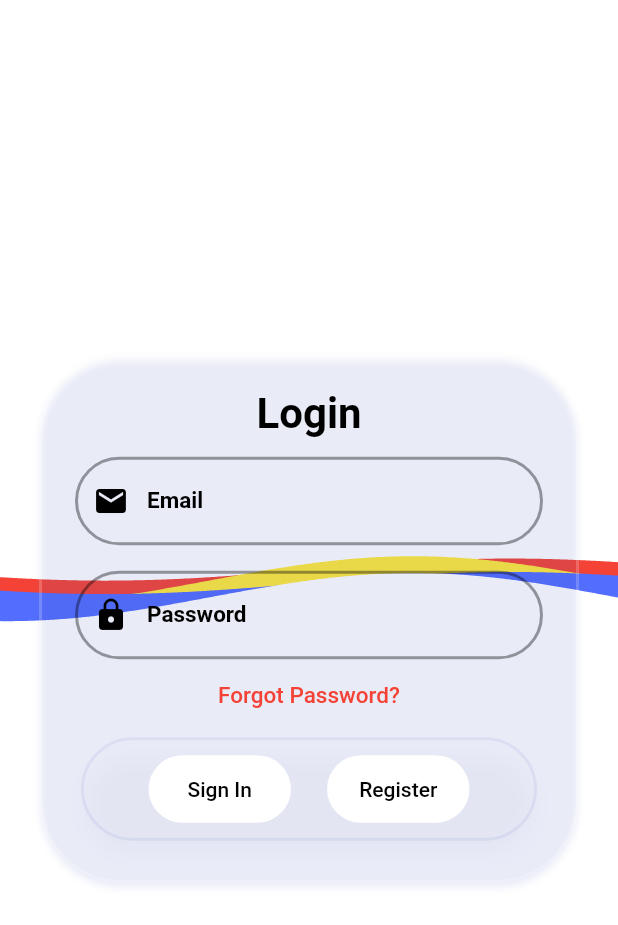
After one commit to LeaveItToBeaver/HERD, a Flutter app: the LoginScreen screen opened by its route, on a phone screen of 412 x 824 dp. The commit adds this screen. Shown: the top 925 px of the screen. Run offline on Flutter 3.47's test engine with Material 2 defaults, Android fonts, the phone set to English and light mode, and no system bars; our stand-ins replace bloc, cloud_firestore, equatable, firebase_auth, firebase_core, flutter_bloc and 2 more; missing offline and left inert: dart:html; accounts and stored records are empty; Roboto replaces fonts that are missing (OpenSans).

Commit message:
Implemented a wave animation and added a cubit to the login validation. Next will be to connect the cubit to the login_screen.dart.

```diff
--- /dev/null
+++ b/lib/screens/login/cubit/login_cubit.dart
@@ -0,0 +1,39 @@
+import 'dart:html';
+
+import 'package:bloc/bloc.dart';
+import 'package:equatable/equatable.dart';
+import 'package:herd/models/failure_model.dart';
+import 'package:herd/repositories/auth/auth_repository.dart';
+import 'package:meta/meta.dart';
+
+part 'login_state.dart';
+
+class LoginCubit extends Cubit<LoginState> {
+  final AuthRepository _authRepository;
+  LoginCubit({@required AuthRepository authRepository})
+      : _authRepository = authRepository,
+        super(LoginState.initial());
+
+  void emailChanged(String value) {
+    emit(state.copyWith(email: value, status: LoginStatus.initial));
+  }
+
+  void passwordChanged(String value) {
+    emit(state.copyWith(password: value, status: LoginStatus.initial));
+  }
+
+  void loginInWithCredentials() async {
+    if(state.isFormValid
+        || state.status == LoginStatus.submitting) return;
+    emit(state.copyWith(status: LoginStatus.submitting));
+    try {
+     await _authRepository.logInWithEmailAndPassword(
+          email: state.email,
+          password: state.password
+      );
+     emit(state.copyWith(status: LoginStatus.success));
+    } on Failure catch (err) {
+      emit(state.copyWith(failure: err, status: LoginStatus.error));
+    }
+  }
+}
--- /dev/null
+++ b/lib/screens/login/cubit/login_state.dart
@@ -0,0 +1,53 @@
+part of 'login_cubit.dart';
+
+enum LoginStatus {initial, submitting, success, error}
+class LoginState extends Equatable {
+  final String email;
+  final String password;
+  final LoginStatus status;
+  final Failure failure;
+
+  bool get isFormValid => email.isNotEmpty && password.isNotEmpty;
+
+  LoginState copyWith({
+    String email,
+    String password,
+    LoginStatus status,
+    Failure failure,
+  }) {
+    if ((email == null || identical(email, this.email)) &&
+        (password == null || identical(password, this.password)) &&
+        (status == null || identical(status, this.status)) &&
+        (failure == null || identical(failure, this.failure))) {
+      return this;
+    }
+
+    return new LoginState(
+      email: email ?? this.email,
+      password: password ?? this.password,
+      status: status ?? this.status,
+      failure: failure ?? this.failure,
+    );
+  }
+  const LoginState({
+    @required this.email,
+    @required this.password,
+    @required this.status,
+    @required this.failure,
+});
+
+  factory LoginState.initial() {
+    return LoginState(
+        email: '',
+        password: '',
+        status: LoginStatus.initial,
+        failure: const Failure(),
+    );
+  }
+
+  @override
+  bool get stringify => true;
+
+  @override
+  List<Object> get props => [];
+}
--- a/lib/screens/login/login_screen.dart
+++ b/lib/screens/login/login_screen.dart
@@ -1,7 +1,9 @@
 import 'dart:ui';
 import 'package:flutter/material.dart';
+import 'package:herd/widgets/wave_widget_0.dart';
+import 'package:herd/widgets/wave_widget_1.dart';
 import 'package:wave/config.dart';
-import 'package:wave/wave.dart';
+//import 'package:wave/wave.dart';
 
 import 'package:flutter/cupertino.dart';
 import 'package:flutter/material.dart';
@@ -26,26 +28,73 @@ class LoginScreen extends StatelessWidget {
 
   @override
   Widget build(BuildContext context) {
+
+    final size = MediaQuery.of(context).size;
+    final bool keyboardOpen = MediaQuery.of(context).viewInsets.bottom > 0;
+
     return WillPopScope(
       onWillPop: () async => false,
       child: GestureDetector(
         onTap: () => FocusScope.of(context).unfocus(),
         child: Scaffold(
-          backgroundColor: Color(0x000222),
+          backgroundColor: Colors.white,
           resizeToAvoidBottomInset: false,
-          body: Center(
+          body: Stack(
+            children: <Widget>[
+
+              AnimatedPositioned(
+                duration: Duration(milliseconds: 500),
+                curve: Curves.easeOutQuad,
+                top: keyboardOpen ? -size.height / 3.7 : 0.0,
+                child: WaveWidget_0(
+                  size: size,
+                  yOffset: size.height / 2.170,
+                  color: Colors.red,
+                ),
+              ),
+              AnimatedPositioned(
+                duration: Duration(milliseconds: 10),
+                curve: Curves.easeInOut,
+                top: keyboardOpen ? -size.height / 3.7 : 0.0,
+                child: WaveWidget_1(
+                  size: size,
+                  yOffset: size.height / 2.130,
+                  color: Colors.yellow,
+                ),
+              ),
+              AnimatedPositioned(
+                duration: Duration(milliseconds: 500),
+                curve: Curves.easeOutQuad,
+                top: keyboardOpen ? -size.height / 3.7 : 0.0,
+                child: WaveWidget_0(
+                  size: size,
+                  yOffset: size.height / 2.120,
+                  color: Colors.indigoAccent,
+                ),
+              ),
+              AnimatedPositioned(
+                duration: Duration(milliseconds: 10),
+                curve: Curves.easeInOut,
+                top: keyboardOpen ? -size.height / 3.7 : 0.0,
+                child: WaveWidget_1(
+                  size: size,
+                  yOffset: size.height / 2.070,
+                  color: Colors.white,
+                ),
+              ),
+              Center(
                 child: Padding(
-              padding: const EdgeInsets.all(24.0),
+                  padding: EdgeInsets.all(22.0),
                   child: Card(
                     elevation: 2,
                     borderOnForeground: false,
-                color: Colors.white,
+                    color: Colors.transparent,
                     shape: RoundedRectangleBorder(
                       side:
                       BorderSide(color: Colors.white60.withAlpha(50), width: 2),
                       borderRadius: BorderRadius.circular(55),
                     ),
-                shadowColor: Colors.deepPurple.withAlpha(60),
+                    shadowColor: Colors.indigoAccent.withAlpha(40),
                     child: Padding(
                       padding: EdgeInsets.all(24.0),
                       child: Form(
@@ -56,7 +105,7 @@ class LoginScreen extends StatelessWidget {
                           mainAxisSize: MainAxisSize.min,
                           children: [
                             const Text(
-                          'Herd',
+                              'Login',
                               style: TextStyle(
                                 fontSize: 28,
                                 fontWeight: FontWeight.bold,
@@ -84,10 +133,11 @@ class LoginScreen extends StatelessWidget {
                                   color: Colors.black,
                                   fontFamily: 'OpenSans',
                                   fontSize: 15,
+                                  fontWeight: FontWeight.bold,
                                 ),
                                 prefixIcon: Icon(
                                   Icons.email,
-                              color: Colors.white,
+                                  color: Colors.black,
                                 ),
                               ),
                               onChanged: (value) => print(value),
@@ -130,19 +180,44 @@ class LoginScreen extends StatelessWidget {
                                     : null,
                               ),
                             ),
-                        SizedBox(height: 30.0),
+                            //SizedBox(height: 5.0),
+                            Container(
+                              child: TextButton(
+                                onPressed: () {
+
+                                },
+                                style: ButtonStyle(
+                                  backgroundColor:
+                                  MaterialStateProperty.all<Color>(
+                                      Colors.transparent),
+                                  shape: MaterialStateProperty.all<
+                                      RoundedRectangleBorder>(
+                                    RoundedRectangleBorder(
+                                      borderRadius:
+                                      BorderRadius.circular(25.0),
+                                    ),
+                                  ),
+                                ),
+                                child: Text(
+                                  'Forgot Password?',
+                                  style: TextStyle(color: Colors.red, fontSize: 15),
+                                ),
+                              ),
+                            ),
                             Container(
                               child: Card(
-                            elevation: 10,
+                                elevation: 5,
                                 borderOnForeground: false,
-                            color: Colors.indigo,
+                                color: Colors.transparent,
                                 shape: RoundedRectangleBorder(
                                   side: BorderSide(
-                                  color: Colors.purple.withAlpha(50), width: 2),
+                                      color: Colors.indigo.withAlpha(20), width: 2),
                                   borderRadius: BorderRadius.circular(55),
                                 ),
-                            shadowColor: Colors.black87,
-                            child: Padding(
+                                shadowColor: Colors.indigo.withAlpha(15),
+                                child: Stack(
+                                  children: [
+                                    Padding(
                                       padding: EdgeInsets.all(12),
                                       child: Row(
                                         mainAxisAlignment: MainAxisAlignment.center,
@@ -155,13 +230,13 @@ class LoginScreen extends StatelessWidget {
                                                 child: Text(
                                                   'Sign In',
                                                   style: TextStyle(
-                                            color: Colors.white,
+                                                    color: Colors.black,
                                                   ),
                                                 ),
                                                 style: ButtonStyle(
                                                   backgroundColor:
                                                   MaterialStateProperty.all<Color>(
-                                                  Colors.deepPurple),
+                                                      Colors.white),
                                                   shape: MaterialStateProperty.all<
                                                       RoundedRectangleBorder>(
                                                     RoundedRectangleBorder(
@@ -180,10 +255,16 @@ class LoginScreen extends StatelessWidget {
                                               width: 95,
                                               height: 45,
                                               child: TextButton(
+                                                child: Text(
+                                                  'Register',
+                                                  style: TextStyle(
+                                                    color: Colors.black,
+                                                  ),
+                                                ),
                                                 style: ButtonStyle(
                                                   backgroundColor:
                                                   MaterialStateProperty.all<Color>(
-                                                  Colors.deepPurple),
+                                                      Colors.white),
                                                   shape: MaterialStateProperty.all<
                                                       RoundedRectangleBorder>(
                                                     RoundedRectangleBorder(
@@ -199,6 +280,8 @@ class LoginScreen extends StatelessWidget {
                                         ],
                                       ),
                                     ),
+                                  ],
+                                ),
                               ),
                             ),
                           ],
@@ -208,6 +291,8 @@ class LoginScreen extends StatelessWidget {
                   ),
                 ),
               ),
+            ],
+          ),
         ),
       ),
     );
--- a/lib/screens/login_screen.dart
+++ b/lib/screens/login_screen.dart
@@ -1,4 +1,4 @@
-import 'package:flutter/material.dart';
+/* import 'package:flutter/material.dart';
 import 'package:provider/provider.dart';
 
 class LoginScreen extends StatelessWidget{
@@ -151,4 +151,4 @@ class LoginScreen extends StatelessWidget{
       ),
     );
   }
-}
+} */
--- /dev/null
+++ b/lib/widgets/clipper_widget.dart
@@ -0,0 +1,19 @@
+import 'package:flutter/material.dart';
+
+class ClipperWidget extends CustomClipper<Path> {
+  final List<Offset> waveList;
+  ClipperWidget({this.waveList});
+
+  @override
+  getClip(Size size) {
+    final Path path = Path();
+    path.addPolygon(waveList, false);
+    path.lineTo(size.width, size.height);
+    path.lineTo(0.0, size.height);
+    path.close();
+    return path;
+  }
+
+  @override
+  bool shouldReclip(CustomClipper oldClipper) => true;
+}
--- /dev/null
+++ b/lib/widgets/wave_widget_0.dart
@@ -0,0 +1,78 @@
+import 'package:flutter/material.dart';
+import 'dart:math' as Math;
+
+import 'clipper_widget.dart';
+
+class WaveWidget_0 extends StatefulWidget {
+  final Size size;
+  final double yOffset;
+  final Color color;
+
+  WaveWidget_0({
+    this.size,
+    this.yOffset,
+    this.color,
+  });
+
+  @override
+  _WaveWidgetState createState() => _WaveWidgetState();
+}
+
+class _WaveWidgetState extends State<WaveWidget_0> with TickerProviderStateMixin {
+  AnimationController animationController;
+  List<Offset> wavePoints = [];
+
+  @override
+  void initState() {
+    super.initState();
+
+    animationController =
+    AnimationController(vsync: this, duration: Duration(milliseconds: 10000))
+      ..addListener(() {
+        wavePoints.clear();
+
+        final double waveSpeed = animationController.value * 1080;
+        final double fullSphere = animationController.value * Math.pi * 2;
+        final double normalizer = Math.cos(fullSphere);
+        final double waveWidth = Math.pi / 270;
+        final double waveHeight = 20.0;
+
+        for (int i = 0; i <= widget.size.width.toInt(); ++i) {
+          double calc = Math.sin((waveSpeed - i) * waveWidth);
+          wavePoints.add(
+            Offset(
+              i.toDouble(), //X
+              calc * waveHeight * normalizer + widget.yOffset, //Y
+            ),
+          );
+        }
+      });
+
+    animationController.repeat();
+  }
+
+  @override
+  void dispose() {
+    animationController.dispose();
+    super.dispose();
+  }
+
+  @override
+  Widget build(BuildContext context) {
+    return AnimatedBuilder(
+      animation: animationController,
+      builder: (context, _) {
+        return ClipPath(
+          clipper: ClipperWidget(
+            waveList: wavePoints,
+          ),
+          child: Container(
+            width: widget.size.width,
+            height: widget.size.height,
+            color: widget.color,
+          ),
+        );
+      },
+    );
+  }
+}
--- /dev/null
+++ b/lib/widgets/wave_widget_1.dart
@@ -0,0 +1,78 @@
+import 'package:flutter/material.dart';
+import 'dart:math' as Math;
+
+import 'clipper_widget.dart';
+
+class WaveWidget_1 extends StatefulWidget {
+  final Size size;
+  final double yOffset;
+  final Color color;
+
+  WaveWidget_1({
+    this.size,
+    this.yOffset,
+    this.color,
+  });
+
+  @override
+  _WaveWidgetState createState() => _WaveWidgetState();
+}
+
+class _WaveWidgetState extends State<WaveWidget_1> with TickerProviderStateMixin {
+  AnimationController animationController;
+  List<Offset> wavePoints = [];
+
+  @override
+  void initState() {
+    super.initState();
+
+    animationController =
+    AnimationController(vsync: this, duration: Duration(milliseconds: 5000))
+      ..addListener(() {
+        wavePoints.clear();
+
+        final double waveSpeed = animationController.value * 1080;
+        final double fullSphere = animationController.value * Math.pi * 2;
+        final double normalizer = Math.cos(fullSphere);
+        final double waveWidth = Math.pi / 270;
+        final double waveHeight = 22.0;
+
+        for (int i = 0; i <= widget.size.width.toInt(); ++i) {
+          double calc = Math.sin((waveSpeed - i) * waveWidth);
+          wavePoints.add(
+            Offset(
+              i.toDouble(), //X
+              calc * waveHeight * normalizer + widget.yOffset, //Y
+            ),
+          );
+        }
+      });
+
+    animationController.repeat();
+  }
+
+  @override
+  void dispose() {
+    animationController.dispose();
+    super.dispose();
+  }
+
+  @override
+  Widget build(BuildContext context) {
+    return AnimatedBuilder(
+      animation: animationController,
+      builder: (context, _) {
+        return ClipPath(
+          clipper: ClipperWidget(
+            waveList: wavePoints,
+          ),
+          child: Container(
+            width: widget.size.width,
+            height: widget.size.height,
+            color: widget.color,
+          ),
+        );
+      },
+    );
+  }
+}
```
Also changed, not shown: pubspec.lock. Lines whose indentation alone changed are shown as unchanged.
